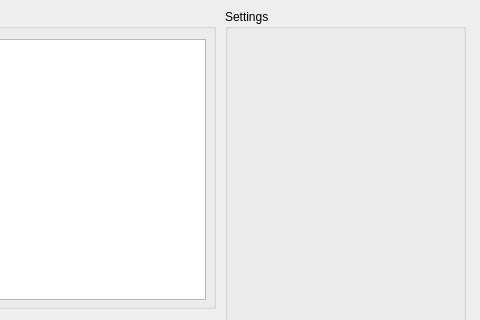
Qt form indieEngineShader/CShaderCompileGUI.ui (codeoneclick/ie3D) before a commit; both pictures show x 544 to 1024 and y 0 to 320 of the 1024 by 768 pixel window.
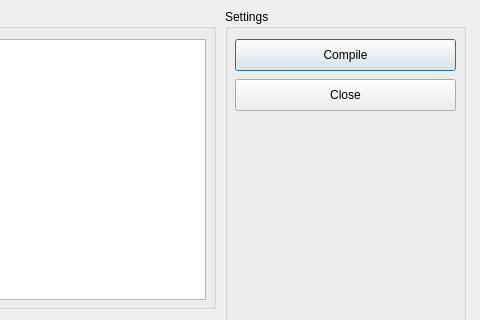
The same form after that commit.

Commit message: process work on shader Editor

Patch:
```diff
--- a/indieEngineShader/CShaderCompileGUI.ui
+++ b/indieEngineShader/CShaderCompileGUI.ui
@@ -103,6 +103,32 @@
    <property name="title">
     <string>Settings</string>
    </property>
+   <widget class="QPushButton" name="btn_compile">
+    <property name="geometry">
+     <rect>
+      <x>10</x>
+      <y>30</y>
+      <width>221</width>
+      <height>32</height>
+     </rect>
+    </property>
+    <property name="text">
+     <string>Compile</string>
+    </property>
+   </widget>
+   <widget class="QPushButton" name="btn_close">
+    <property name="geometry">
+     <rect>
+      <x>10</x>
+      <y>70</y>
+      <width>221</width>
+      <height>32</height>
+     </rect>
+    </property>
+    <property name="text">
+     <string>Close</string>
+    </property>
+   </widget>
   </widget>
  </widget>
  <resources/>
```
The commit also changes 7 other files.
